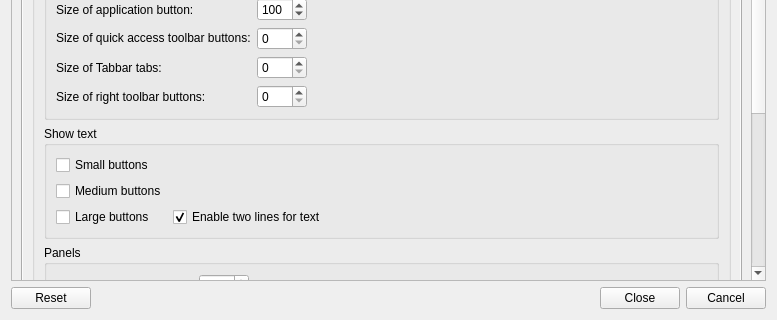
Old version of the form Resources/ui/Settings.ui in the repository APEbbers/FreeCAD-Ribbon; both pictures show x 0 to 777 and y 402 to 722 of the 777 by 722 pixel window.
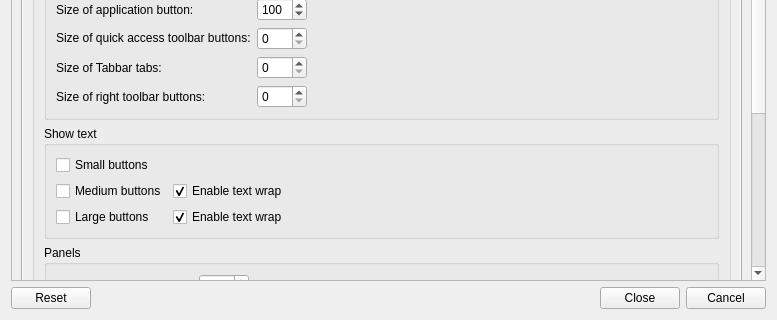
New version of the form. Custom widgets are drawn as their Qt base class.

Commit message: Added checkbutton the set text wrappin for medium buttons

Diff of the .ui file:
```diff
--- a/Resources/ui/Settings.ui
+++ b/Resources/ui/Settings.ui
@@ -613,6 +613,16 @@
                          </property>
                         </widget>
                        </item>
+                       <item row="2" column="2">
+                        <widget class="QCheckBox" name="EnableWrap_Large">
+                         <property name="text">
+                          <string>Enable text wrap</string>
+                         </property>
+                         <property name="checked">
+                          <bool>true</bool>
+                         </property>
+                        </widget>
+                       </item>
                        <item row="2" column="0">
                         <widget class="QCheckBox" name="ShowText_Large">
                          <property name="sizePolicy">
@@ -661,7 +671,7 @@
                          </property>
                         </widget>
                        </item>
-                       <item row="0" column="1">
+                       <item row="0" column="2">
                         <spacer name="horizontalSpacer_9">
                          <property name="orientation">
                           <enum>Qt::Orientation::Horizontal</enum>
@@ -674,10 +684,10 @@
                          </property>
                         </spacer>
                        </item>
-                       <item row="2" column="1">
-                        <widget class="QCheckBox" name="EnableWrap_Large">
+                       <item row="1" column="2">
+                        <widget class="QCheckBox" name="EnableWrap_Medium">
                          <property name="text">
-                          <string>Enable two lines for text</string>
+                          <string>Enable text wrap</string>
                          </property>
                          <property name="checked">
                           <bool>true</bool>
```
The commit also changes 5 other files.
